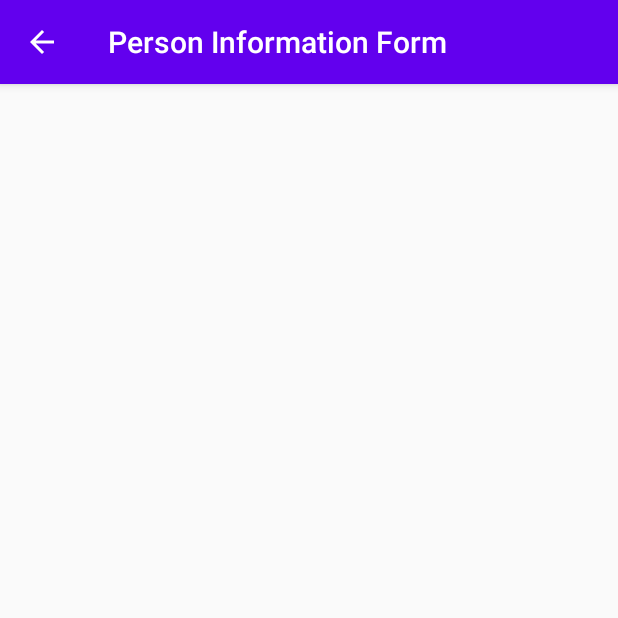
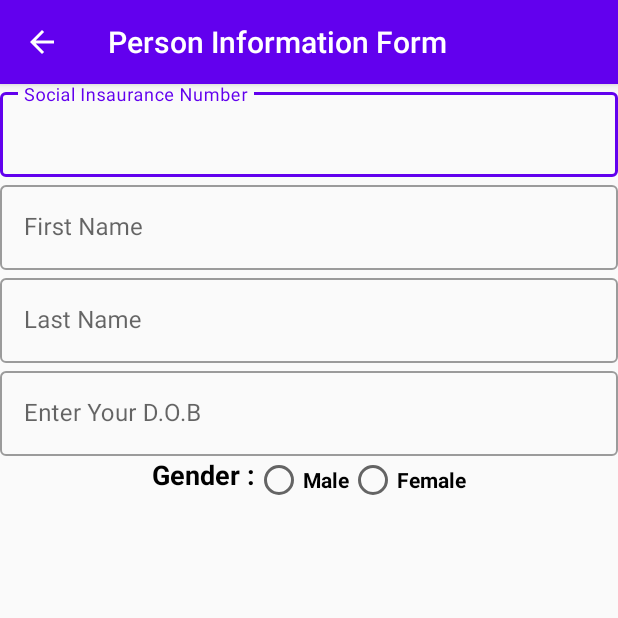
Before and after one commit to kamal777682/C0777682_W2020_MAD3125_MidTerm, an Android app: the screen it shows after launch (PersonInfoActivity), on a phone screen of 412 x 824 dp, the top half of it. Run offline under Robolectric (Android 15) with nearby library versions, the phone set to English and light mode, and no system bars.

Commit message:
[kamal] title set

```diff
--- a/app/build.gradle
+++ b/app/build.gradle
@@ -31,4 +31,5 @@ dependencies {
     testImplementation 'junit:junit:4.12'
     androidTestImplementation 'androidx.test.ext:junit:1.1.1'
     androidTestImplementation 'androidx.test.espresso:espresso-core:3.2.0'
+    implementation 'com.google.android.material:material:1.2.0-alpha05'
 }
--- a/app/src/main/java/com/kamal/c0777682_w2020_mad3125_midterm/PersonInfoActivity.java
+++ b/app/src/main/java/com/kamal/c0777682_w2020_mad3125_midterm/PersonInfoActivity.java
@@ -1,12 +1,17 @@
 package com.kamal.c0777682_w2020_mad3125_midterm;
 
+import androidx.annotation.NonNull;
 import androidx.appcompat.app.AppCompatActivity;
 
+import android.content.res.Configuration;
 import android.os.Bundle;
+import android.util.Log;
 import android.widget.TextView;
 
 public class PersonInfoActivity extends AppCompatActivity {
 
+    private static final String TAG = PersonInfoActivity.class.getSimpleName();
+    int x = 100;
     @Override
     protected void onCreate(Bundle savedInstanceState) {
         super.onCreate(savedInstanceState);
@@ -14,4 +19,18 @@ public class PersonInfoActivity extends AppCompatActivity {
         this.setTitle("Person Information Form");
 
     }
-}
+
+        @Override
+        public void onConfigurationChanged(@NonNull Configuration newConfig)
+        {
+            super.onConfigurationChanged(newConfig);
+
+            if(newConfig.orientation == Configuration.ORIENTATION_LANDSCAPE)
+            {
+                Log.d(TAG, "ORIENTATION_LANDSCAPE " + x );
+            }else
+            {
+                Log.d(TAG, "ORIENTATION_PORTRAIT " + x);
+            }
+        }
+    }
--- a/app/src/main/res/layout/activity_data_display.xml
+++ b/app/src/main/res/layout/activity_data_display.xml
@@ -5,5 +5,4 @@
     android:layout_width="match_parent"
     android:layout_height="match_parent"
     tools:context=".DataDisplayActivity">
-
 </androidx.constraintlayout.widget.ConstraintLayout>
--- a/app/src/main/res/layout/activity_main.xml
+++ b/app/src/main/res/layout/activity_main.xml
@@ -1,7 +1,96 @@
 <?xml version="1.0" encoding="utf-8"?>
-<androidx.constraintlayout.widget.ConstraintLayout xmlns:android="http://schemas.android.com/apk/res/android"
+<LinearLayout xmlns:android="http://schemas.android.com/apk/res/android"
     xmlns:app="http://schemas.android.com/apk/res-auto"
     xmlns:tools="http://schemas.android.com/tools"
     android:layout_width="match_parent"
     android:layout_height="match_parent"
-    tools:context=".PersonInfoActivity"/>
+    android:orientation="vertical"
+    tools:context=".PersonInfoActivity">
+    <com.google.android.material.textfield.TextInputLayout
+        android:id="@+id/sin"
+        style="@style/Widget.MaterialComponents.TextInputLayout.OutlinedBox"
+        android:layout_width="match_parent"
+        android:layout_height="wrap_content">
+
+        <com.google.android.material.textfield.TextInputEditText
+            android:layout_width="match_parent"
+            android:layout_height="wrap_content"
+            android:hint="Social Insaurance Number" />
+
+    </com.google.android.material.textfield.TextInputLayout>
+
+    <com.google.android.material.textfield.TextInputLayout
+        android:id="@+id/txtFname"
+        style="@style/Widget.MaterialComponents.TextInputLayout.OutlinedBox"
+        android:layout_width="match_parent"
+        android:layout_height="wrap_content">
+
+        <com.google.android.material.textfield.TextInputEditText
+            android:layout_width="match_parent"
+            android:layout_height="match_parent"
+            android:hint="First Name " />
+
+    </com.google.android.material.textfield.TextInputLayout>
+    <com.google.android.material.textfield.TextInputLayout
+        android:id="@+id/txtLname"
+        style="@style/Widget.MaterialComponents.TextInputLayout.OutlinedBox"
+        android:layout_width="match_parent"
+        android:layout_height="wrap_content">
+
+        <com.google.android.material.textfield.TextInputEditText
+            android:layout_width="match_parent"
+            android:layout_height="match_parent"
+            android:hint="Last Name " />
+
+    </com.google.android.material.textfield.TextInputLayout>
+    <com.google.android.material.textfield.TextInputLayout
+        android:id="@+id/txtDAte"
+        style="@style/Widget.MaterialComponents.TextInputLayout.OutlinedBox"
+        android:layout_width="match_parent"
+        android:layout_height="wrap_content">
+
+        <com.google.android.material.textfield.TextInputEditText
+            android:layout_width="match_parent"
+            android:layout_height="match_parent"
+            android:hint="Enter Your D.O.B" />
+    </com.google.android.material.textfield.TextInputLayout>
+
+    <LinearLayout
+        android:layout_width="match_parent"
+        android:layout_height="wrap_content"
+        android:gravity="center_horizontal"
+        android:orientation="horizontal">
+
+
+        <TextView
+            android:id="@+id/gender"
+            android:layout_width="wrap_content"
+            android:layout_height="match_parent"
+            android:text="Gender :"
+            android:textColor="@android:color/black"
+            android:textSize="18sp"
+            android:textStyle="bold" />
+
+        <RadioGroup
+            android:layout_width="wrap_content"
+            android:layout_height="wrap_content"
+            android:orientation="horizontal">
+
+            <RadioButton
+                android:id="@+id/rbMale"
+                android:layout_width="match_parent"
+                android:layout_height="match_parent"
+                android:text="Male"
+                android:textStyle="bold" />
+
+        </RadioGroup>
+
+        <RadioButton
+            android:id="@+id/rbFemale"
+            android:layout_width="wrap_content"
+            android:layout_height="wrap_content"
+            android:text="Female"
+            android:textStyle="bold" />
+    </LinearLayout>
+
+</LinearLayout>
```
